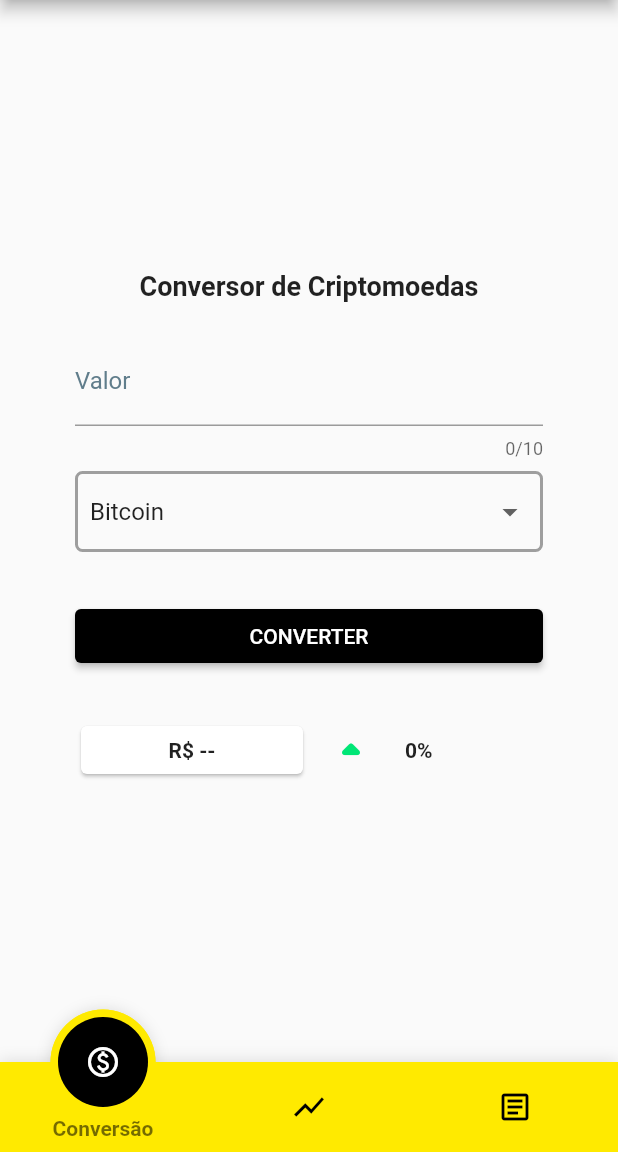
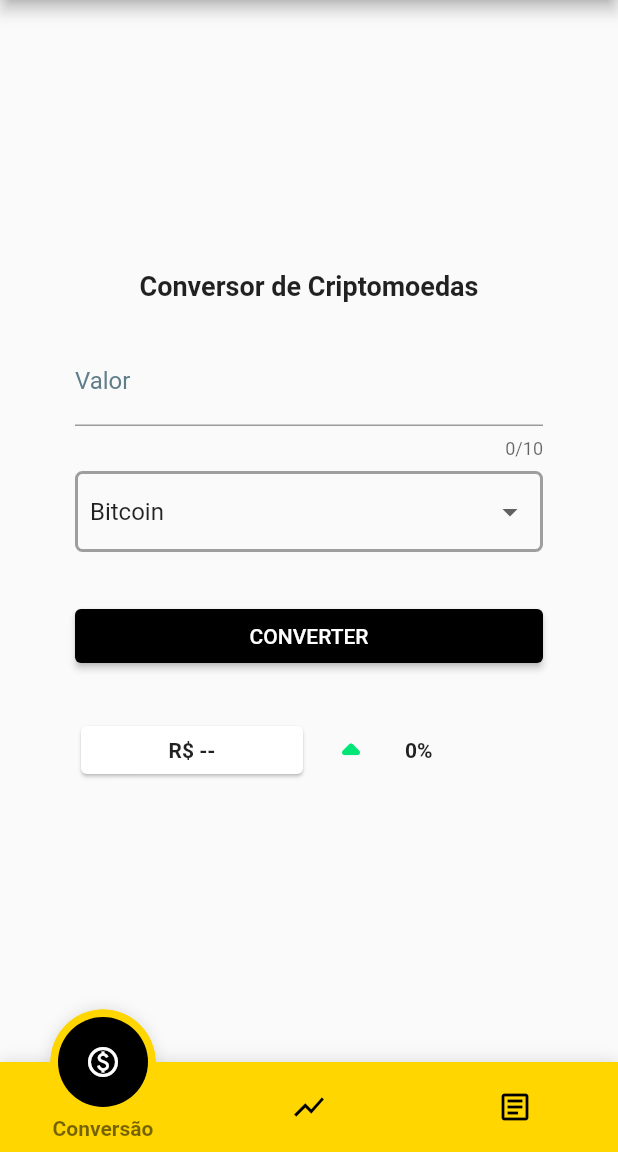
Before and after one commit to anacarolcortez/cryptonight-flutter, a Flutter app: the HomeWidget screen opened directly, on a phone screen of 412 x 824 dp, the part 84-1236 px from its top. Run offline on Flutter 3.47's test engine with Material 2 defaults, Android fonts, the light colour scheme and no system bars; drawn by our look-alikes of fancy_bottom_navigation; our stand-ins replace webview_flutter.

Commit message:
ajuste de cor

```diff
--- a/lib/ui/views/home_widget.dart
+++ b/lib/ui/views/home_widget.dart
@@ -41,7 +41,7 @@ class _HomeWidgetState extends State<HomeWidget> {
             _selectedIndex = position;
           });
         },
-        barBackgroundColor: Colors.yellowAccent[400],
+        barBackgroundColor: Colors.yellowAccent[700],
         circleColor: Colors.black,
         activeIconColor: Colors.white,
       ),
```
